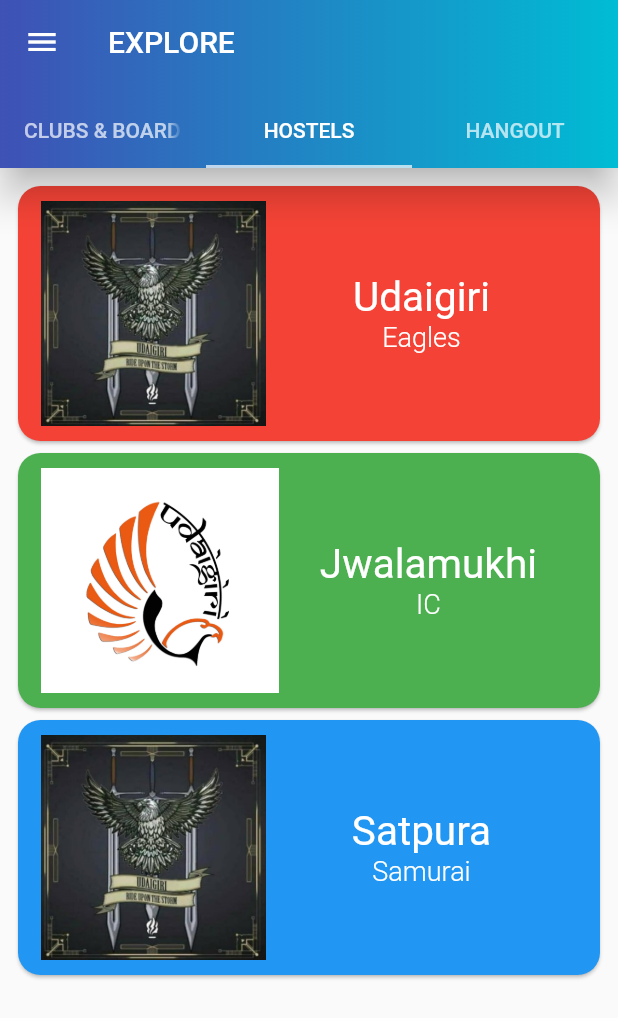
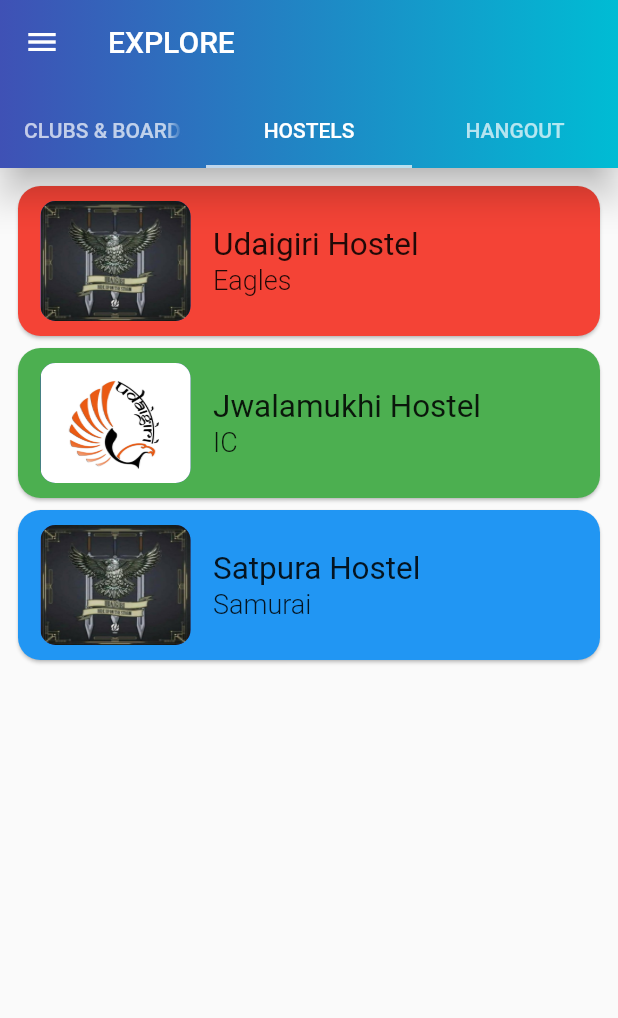
Before and after one commit to devclub-iitd/IITDApp, a Flutter app: the screen it shows after launch, tab 2 chosen, on a phone screen of 412 x 824 dp. Shown: the top 1018 px of the screen. Run offline on Flutter 3.47's test engine with Material 2 defaults, Android fonts, the phone set to English and light mode, and no system bars; our stand-ins replace gradient_app_bar.

Commit message:
Change Hostel Card Design

```diff
--- a/lib/modules/explore/widgets/HostelListCard.dart
+++ b/lib/modules/explore/widgets/HostelListCard.dart
@@ -26,24 +26,35 @@ class HostelListCard extends StatelessWidget {
             crossAxisAlignment: CrossAxisAlignment.start,
             children: <Widget>[
               SizedBox(
-                height: 150,
-                child: Image.asset(data['image']),
+                height: 80,
+                width: 100,
+                child: Container(
+                    decoration: BoxDecoration(
+                      color: Colors.indigo,
+                      borderRadius: BorderRadius.all(Radius.circular(10.0)),
+                      image: DecorationImage(
+                        fit: BoxFit.fill,
+                        image: AssetImage(data['image'])
+                      )
+                    ),
+//                  child: Image.asset(data['image']),
+                ),
               ),
               Expanded(
                 child: Container(
-                  height: 150,
-                  padding: EdgeInsets.symmetric(horizontal: 5, vertical: 24),
+                  height: 80,
+                  padding: EdgeInsets.symmetric(horizontal: 15),
 //                color: Colors.blue,
                   child: Column(
-                    crossAxisAlignment: CrossAxisAlignment.center,
+                    crossAxisAlignment: CrossAxisAlignment.start,
                     mainAxisAlignment: MainAxisAlignment.center,
+
                     children: <Widget>[
-                      Text(data['name'],
-                          style: TextStyle(color: Colors.white, fontSize: 27)),
+                      Text(data['name']+' Hostel',
+                          style: TextStyle(fontSize: 21)),
                       Text(
                         data['tagline'],
                         style: TextStyle(
-                            color: Colors.white,
                             fontWeight: FontWeight.w300,
                             fontSize: 18),
                       )
```
